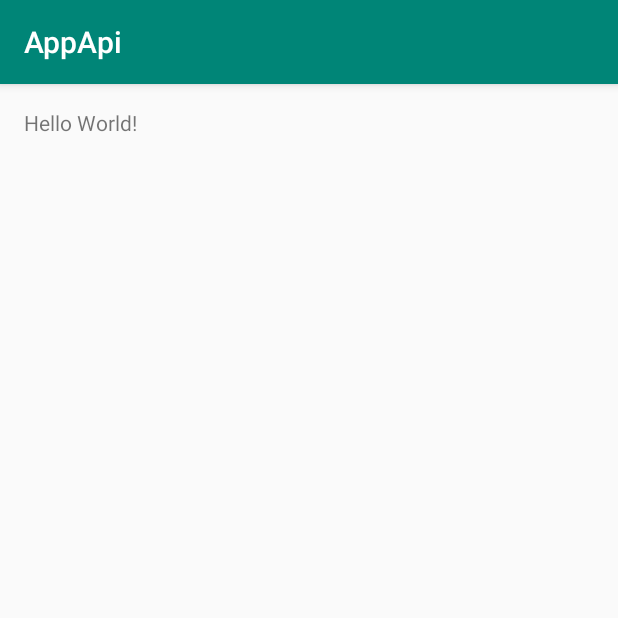
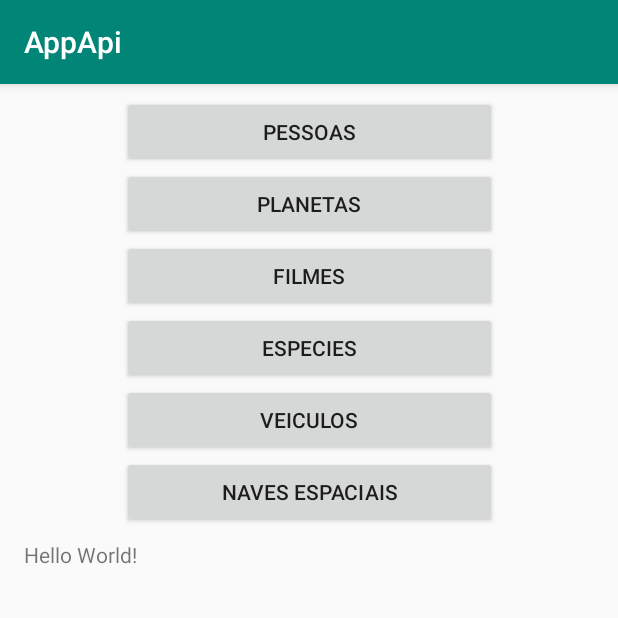
Before and after one commit to newtonjrfs/AppApi, an Android app: the screen it shows after launch (MainActivity), on a phone screen of 412 x 824 dp, the top half of it. Run offline under Robolectric (Android 15) with nearby library versions, the phone set to English and light mode, and no system bars.

```diff
--- a/app/src/main/java/com/example/appapi/api/Api.kt
+++ b/app/src/main/java/com/example/appapi/api/Api.kt
@@ -1,6 +1,8 @@
 package com.example.appapi.api
 
 import com.example.appapi.model.film.FilmesResultado
+import com.example.appapi.model.pessoas.PessoasResultados
+import com.example.appapi.model.planetas.ResultadoPlanetas
 import retrofit2.Call
 import retrofit2.http.GET
 
@@ -9,4 +11,10 @@ interface Api {
     @GET("films/")
     fun listFilmes() : Call<FilmesResultado>
 
+    @GET("planets/")
+    fun listPlanetas() : Call<ResultadoPlanetas>
+
+    @GET("people/")
+    fun listPessoas() : Call<PessoasResultados>
+
 }
--- a/app/src/main/java/com/example/appapi/model/film/FilmesResultado.kt
+++ b/app/src/main/java/com/example/appapi/model/film/FilmesResultado.kt
@@ -5,5 +5,5 @@ data class FilmesResultado(
         val count: Int, // 87
         val next: String, // https://swapi.co/api/people/?page=2
         val previous: Any, // null
-        val results: List<Filmes>?
+        val results: List<Filmes>
 )
--- a/app/src/main/java/com/example/appapi/model/pessoas/PessoasResultados.kt
+++ b/app/src/main/java/com/example/appapi/model/pessoas/PessoasResultados.kt
@@ -6,5 +6,5 @@ data class PessoasResultados(
         val count: Int?, // 7
         val next: Any?, // null
         val previous: Any?, // null
-        val filmes: List<Pessoas>?
+        val results: List<Pessoas>
 )
--- a/app/src/main/res/layout/activity_main.xml
+++ b/app/src/main/res/layout/activity_main.xml
@@ -11,13 +11,70 @@
         android:layout_width="0dp"
         android:layout_height="0dp"
         android:layout_marginLeft="16dp"
-        android:layout_marginTop="16dp"
         android:layout_marginRight="16dp"
-        android:layout_marginBottom="16dp"
+        android:layout_marginBottom="8dp"
         android:text="Hello World!"
         app:layout_constraintBottom_toBottomOf="parent"
+        app:layout_constraintHorizontal_bias="0.0"
         app:layout_constraintLeft_toLeftOf="parent"
         app:layout_constraintRight_toRightOf="parent"
+        app:layout_constraintTop_toBottomOf="@+id/btnNave" />
+
+    <Button
+        android:id="@+id/btnPessoas"
+        android:layout_width="250dp"
+        android:layout_height="wrap_content"
+        android:layout_marginTop="8dp"
+        android:text="Pessoas"
+        app:layout_constraintEnd_toEndOf="parent"
+        app:layout_constraintStart_toStartOf="parent"
         app:layout_constraintTop_toTopOf="parent" />
 
+    <Button
+        android:id="@+id/btnPlanetas"
+        android:layout_width="250dp"
+        android:layout_height="wrap_content"
+        android:text="Planetas"
+        app:layout_constraintEnd_toEndOf="parent"
+        app:layout_constraintStart_toStartOf="parent"
+        app:layout_constraintTop_toBottomOf="@+id/btnPessoas" />
+
+    <Button
+        android:id="@+id/btnFilmes"
+        android:layout_width="250dp"
+        android:layout_height="wrap_content"
+        android:text="Filmes"
+        app:layout_constraintEnd_toEndOf="parent"
+        app:layout_constraintStart_toStartOf="parent"
+        app:layout_constraintTop_toBottomOf="@+id/btnPlanetas" />
+
+    <Button
+        android:id="@+id/btnEspecies"
+        android:layout_width="250dp"
+        android:layout_height="wrap_content"
+        android:text="Especies"
+        app:layout_constraintEnd_toEndOf="parent"
+        app:layout_constraintStart_toStartOf="parent"
+        app:layout_constraintTop_toBottomOf="@+id/btnFilmes" />
+
+    <Button
+        android:id="@+id/btnVeiculos"
+        android:layout_width="250dp"
+        android:layout_height="wrap_content"
+        android:text="Veiculos"
+        app:layout_constraintEnd_toEndOf="parent"
+        app:layout_constraintStart_toStartOf="parent"
+        app:layout_constraintTop_toBottomOf="@+id/btnEspecies" />
+
+    <Button
+        android:id="@+id/btnNave"
+        android:layout_width="250dp"
+        android:layout_height="wrap_content"
+        android:layout_marginBottom="8dp"
+        android:text="Naves Espaciais"
+        app:layout_constraintBottom_toTopOf="@+id/texto"
+        app:layout_constraintEnd_toEndOf="parent"
+        app:layout_constraintStart_toStartOf="parent"
+        app:layout_constraintTop_toBottomOf="@+id/btnVeiculos" />
+
 </androidx.constraintlayout.widget.ConstraintLayout>
```
Also changed, not shown: app/src/main/java/com/example/appapi/MainActivity.kt (+62 -2 lines), app/src/main/java/com/example/appapi/model/pessoas/Pessoas.kt (+16 -20 lines), app/src/main/java/com/example/appapi/model/planetas/Planetas.kt (+13 -15 lines), app/src/main/java/com/example/appapi/model/planetas/ResultadoPlanetas.kt (+4 -4 lines).
